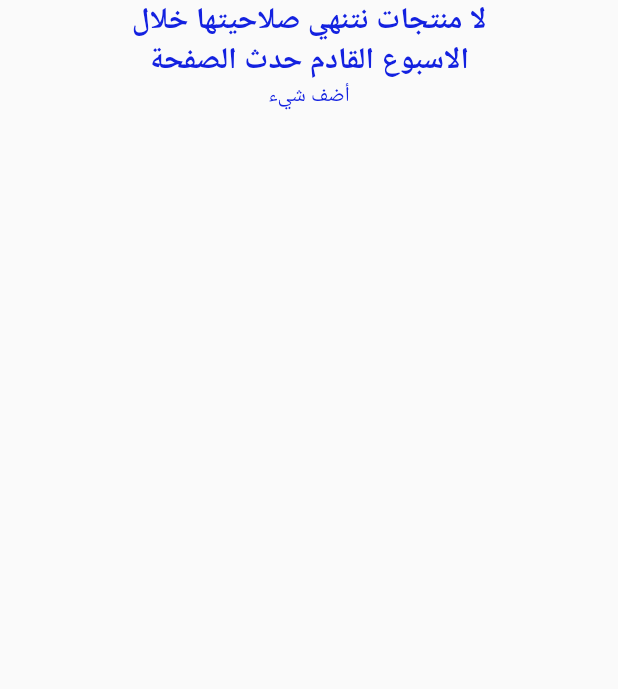
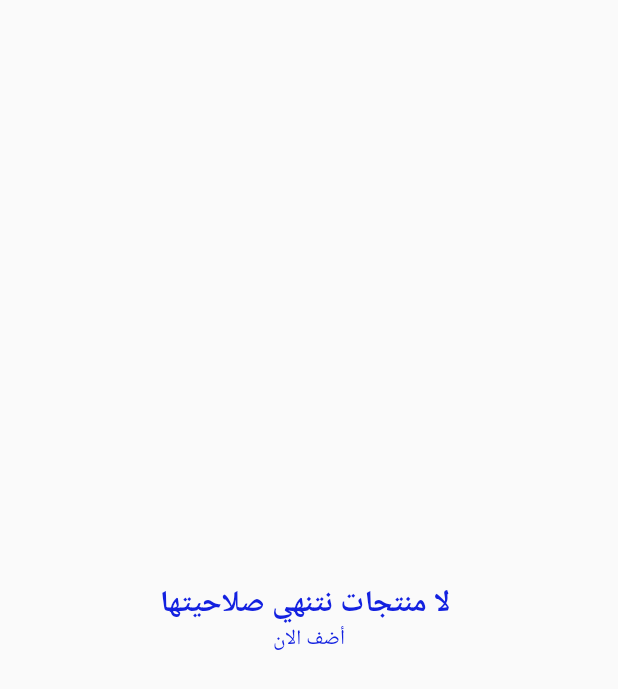
Before and after one commit to MominThabet/ExpireDate, a Flutter app: the EmptyHome screen opened directly, on a phone screen of 412 x 824 dp. Shown: the top 689 px of the screen. Run offline on Flutter 3.47's test engine with Material 2 defaults, Android fonts, the light colour scheme and no system bars; our stand-ins replace date_time_picker, firebase_auth, firebase_core, flutter_holo_date_picker, flutter_slidable, sqflite; accounts and stored records are empty.

Commit message:
couple of wording diffs

```diff
--- a/lib/page/emptyhome.dart
+++ b/lib/page/emptyhome.dart
@@ -11,17 +11,10 @@ class EmptyHome extends StatelessWidget {
     return Scaffold(
         body: Center(
       child: Column(
+        mainAxisAlignment: MainAxisAlignment.center,
         children: [
           Text(
-            'لا منتجات نتنهي صلاحيتها خلال',
-            style: TextStyle(
-              color: Color(0xFF1321E0),
-              fontWeight: FontWeight.bold,
-              fontSize: 20,
-            ),
-          ),
-          Text(
-            'الاسبوع القادم حدث الصفحة',
+            'لا منتجات نتنهي صلاحيتها ',
             style: TextStyle(
               color: Color(0xFF1321E0),
               fontWeight: FontWeight.bold,
@@ -32,7 +25,7 @@ class EmptyHome extends StatelessWidget {
             text: TextSpan(
               children: [
                 TextSpan(
-                  text: 'أضف شيء',
+                  text: 'أضف الان',
                   style: const TextStyle(color: Color(0xFF1321E0)),
                   recognizer: TapGestureRecognizer()
                     ..onTap = () => Navigator.push(
```
